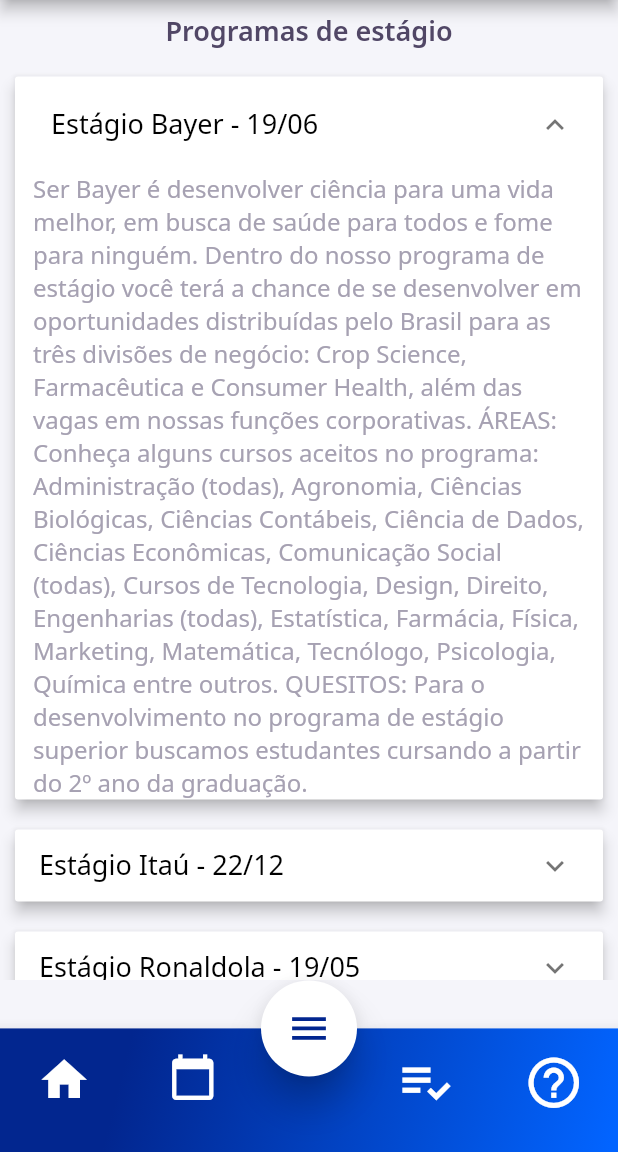
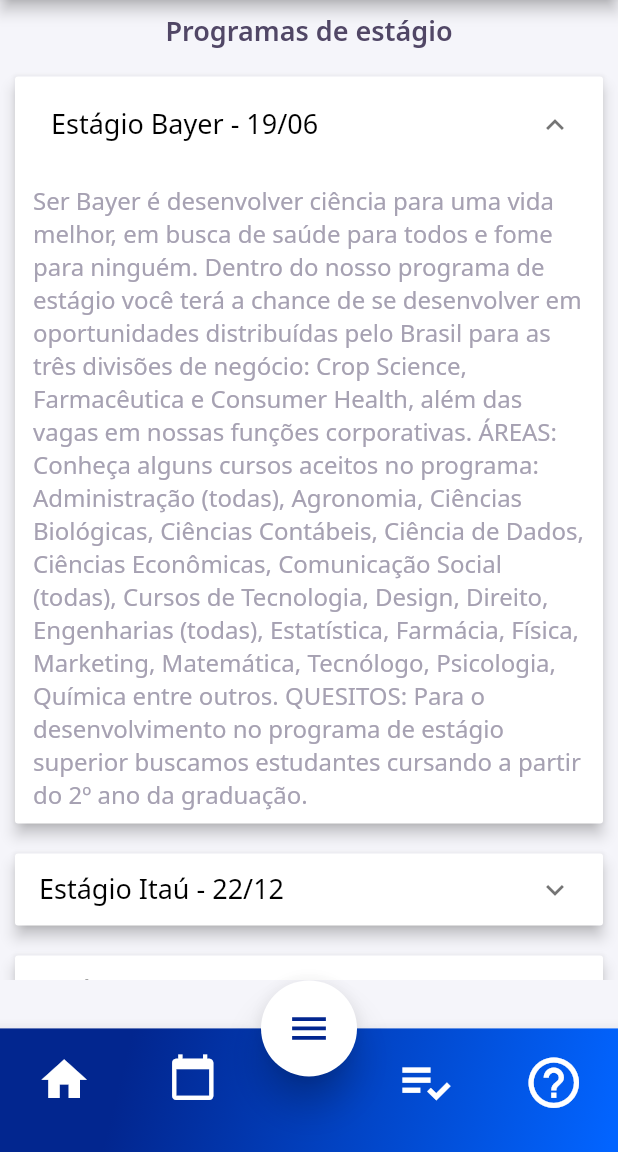
Before and after one commit to Maua-Dev/System_Maua_Front, a Flutter app: the MuralEstagiosPage screen opened by its route, after a tap on an icon or button, on a phone screen of 412 x 824 dp, the part 84-1236 px from its top. Run offline on Flutter 3.47's test engine with Material 2 defaults, Android fonts, the phone set to English and light mode, and no system bars; our stand-ins replace flutter_calendar_carousel, flutter_mobx, flutter_modular, fluttericon, google_fonts, hive and 2 more; accounts and stored records are empty; generated files the repository leaves out were written again.

Commit message:
[FM-24] - Update de design card_widget

```diff
--- a/lib/app/modules/mural-divulgacao/pages/mural_estagio/widgets/estagios_card_widget.dart
+++ b/lib/app/modules/mural-divulgacao/pages/mural_estagio/widgets/estagios_card_widget.dart
@@ -28,7 +28,7 @@ class EstagiosCardWidget extends StatelessWidget {
         body: (descricao == null)
             ? SizedBox.shrink()
             : Padding(
-                padding: EdgeInsets.symmetric(horizontal: 12),
+                padding: EdgeInsets.symmetric(horizontal: 12, vertical: 8),
                 child: Text(
                   descricao!,
                   style: AppTextStyles.lightBody.copyWith(fontSize: 16),
```
